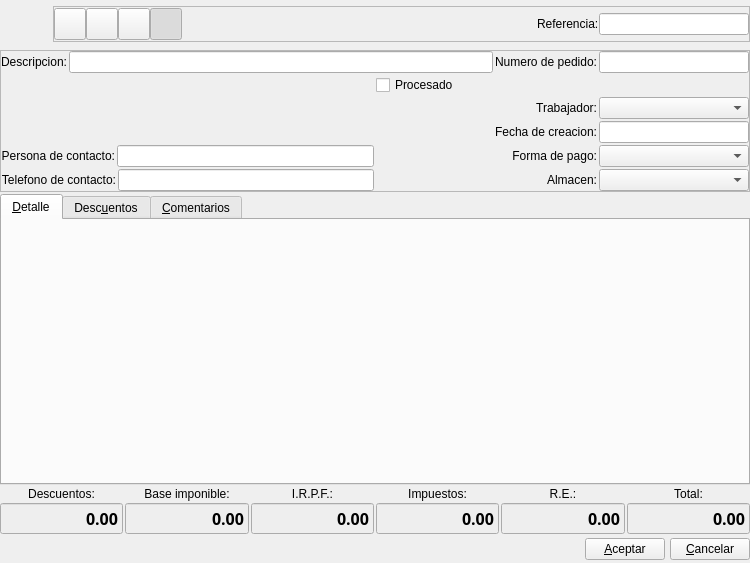
eboladev/Bulmages-1, file bulmages/bulmafact/plugins/pluginbf_clientepedido/pedidoclientebase.ui: the form before one commit.
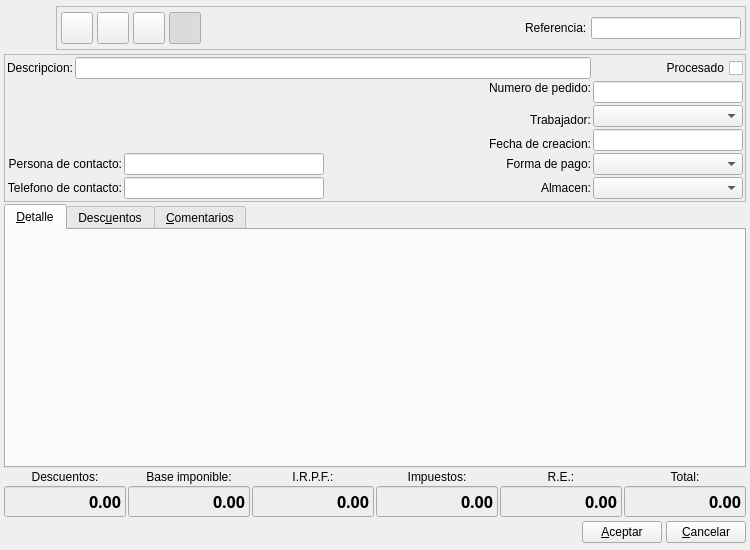
The form after the commit. Icons and pictures are not drawn. Custom widgets are drawn as their Qt base class.

What changed in the file:
```diff
--- a/bulmages/bulmafact/plugins/pluginbf_clientepedido/pedidoclientebase.ui
+++ b/bulmages/bulmafact/plugins/pluginbf_clientepedido/pedidoclientebase.ui
@@ -8,9 +8,15 @@
     <x>0</x>
     <y>0</y>
     <width>750</width>
-    <height>563</height>
+    <height>550</height>
    </rect>
   </property>
+  <property name="minimumSize">
+   <size>
+    <width>750</width>
+    <height>550</height>
+   </size>
+  </property>
   <property name="windowTitle">
    <string>Nuevo pedido de cliente</string>
   </property>
@@ -20,12 +26,12 @@
   </property>
   <layout class="QGridLayout" name="gridLayout_2">
    <property name="margin">
-    <number>0</number>
+    <number>4</number>
    </property>
    <item row="0" column="0" colspan="6">
     <layout class="QHBoxLayout" name="hboxLayout1">
      <property name="spacing">
-      <number>5</number>
+      <number>4</number>
      </property>
      <property name="margin">
       <number>0</number>
@@ -68,10 +74,10 @@
        </property>
        <layout class="QHBoxLayout">
         <property name="spacing">
-         <number>0</number>
+         <number>4</number>
         </property>
         <property name="margin">
-         <number>0</number>
+         <number>4</number>
         </property>
         <item>
          <widget class="QToolButton" name="mui_guardar">
@@ -102,8 +108,8 @@
           </property>
           <property name="iconSize">
            <size>
-            <width>32</width>
-            <height>32</height>
+            <width>22</width>
+            <height>22</height>
            </size>
           </property>
          </widget>
@@ -137,8 +143,8 @@
           </property>
           <property name="iconSize">
            <size>
-            <width>32</width>
-            <height>32</height>
+            <width>22</width>
+            <height>22</height>
            </size>
           </property>
          </widget>
@@ -172,8 +178,8 @@
           </property>
           <property name="iconSize">
            <size>
-            <width>32</width>
-            <height>32</height>
+            <width>22</width>
+            <height>22</height>
            </size>
           </property>
          </widget>
@@ -207,8 +213,8 @@
           </property>
           <property name="iconSize">
            <size>
-            <width>32</width>
-            <height>32</height>
+            <width>22</width>
+            <height>22</height>
            </size>
           </property>
           <property name="checkable">
@@ -315,13 +321,101 @@
      <property name="frameShadow">
       <enum>QFrame::Raised</enum>
      </property>
-     <layout class="QGridLayout">
-      <property name="margin">
-       <number>0</number>
-      </property>
-      <item row="2" column="1">
-       <layout class="QHBoxLayout" name="horizontalLayout_3">
-        <item>
+     <layout class="QGridLayout" name="gridLayout">
+      <item row="0" column="0">
+       <widget class="QLabel" name="label6">
+        <property name="sizePolicy">
+         <sizepolicy hsizetype="Preferred" vsizetype="Fixed">
+          <horstretch>0</horstretch>
+          <verstretch>0</verstretch>
+         </sizepolicy>
+        </property>
+        <property name="text">
+         <string>Descripcion:</string>
+        </property>
+        <property name="alignment">
+         <set>Qt::AlignRight|Qt::AlignTrailing|Qt::AlignVCenter</set>
+        </property>
+        <property name="buddy">
+         <cstring>mui_descpedidocliente</cstring>
+        </property>
+       </widget>
+      </item>
+      <item row="0" column="1" colspan="5">
+       <widget class="QLineEdit" name="mui_descpedidocliente">
+        <property name="maxLength">
+         <number>500</number>
+        </property>
+       </widget>
+      </item>
+      <item row="0" column="6">
+       <widget class="QCheckBox" name="mui_procesadopedidocliente">
+        <property name="sizePolicy">
+         <sizepolicy hsizetype="Preferred" vsizetype="Fixed">
+          <horstretch>0</horstretch>
+          <verstretch>0</verstretch>
+         </sizepolicy>
+        </property>
+        <property name="layoutDirection">
+         <enum>Qt::RightToLeft</enum>
+        </property>
+        <property name="text">
+         <string>Procesado</string>
+        </property>
+       </widget>
+      </item>
+      <item row="1" column="5">
+       <widget class="QLabel" name="label7">
+        <property name="sizePolicy">
+         <sizepolicy hsizetype="Preferred" vsizetype="Fixed">
+          <horstretch>0</horstretch>
+          <verstretch>0</verstretch>
+         </sizepolicy>
+        </property>
+        <property name="text">
+         <string>Numero de pedido:</string>
+        </property>
+        <property name="alignment">
+         <set>Qt::AlignRight|Qt::AlignTrailing|Qt::AlignVCenter</set>
+        </property>
+        <property name="buddy">
+         <cstring>mui_numpedidocliente</cstring>
+        </property>
+       </widget>
+      </item>
+      <item row="1" column="6" rowspan="2">
+       <widget class="QLineEdit" name="mui_numpedidocliente">
+        <property name="minimumSize">
+         <size>
+          <width>150</width>
+          <height>0</height>
+         </size>
+        </property>
+        <property name="maximumSize">
+         <size>
+          <width>150</width>
+          <height>16777215</height>
+         </size>
+        </property>
+       </widget>
+      </item>
+      <item row="1" column="0" rowspan="6" colspan="4">
+       <widget class="BlSearchWidget" name="mui_idcliente" native="true">
+        <property name="sizePolicy">
+         <sizepolicy hsizetype="Expanding" vsizetype="Ignored">
+          <horstretch>0</horstretch>
+          <verstretch>0</verstretch>
+         </sizepolicy>
+        </property>
+        <property name="minimumSize">
+         <size>
+          <width>150</width>
+          <height>0</height>
+         </size>
+        </property>
+       </widget>
+      </item>
+      <item row="4" column="5">
          <widget class="QLabel" name="label_4">
           <property name="sizePolicy">
            <sizepolicy hsizetype="Preferred" vsizetype="Fixed">
@@ -340,7 +434,7 @@
           </property>
          </widget>
         </item>
-        <item>
+      <item row="3" column="6" rowspan="2">
          <widget class="BfBuscarTrabajador" name="mui_idtrabajador">
           <property name="minimumSize">
            <size>
@@ -356,11 +450,7 @@
           </property>
          </widget>
         </item>
-       </layout>
-      </item>
-      <item row="3" column="1">
-       <layout class="QHBoxLayout" name="horizontalLayout_4">
-        <item>
+      <item row="6" column="5">
          <widget class="QLabel" name="label">
           <property name="sizePolicy">
            <sizepolicy hsizetype="Expanding" vsizetype="Fixed">
@@ -379,7 +469,7 @@
           </property>
          </widget>
         </item>
-        <item>
+      <item row="5" column="6" rowspan="2">
          <widget class="BlDateSearch" name="mui_fechapedidocliente">
           <property name="minimumSize">
            <size>
@@ -395,11 +485,7 @@
           </property>
          </widget>
         </item>
-       </layout>
-      </item>
-      <item row="4" column="0">
-       <layout class="QHBoxLayout" name="horizontalLayout">
-        <item>
+      <item row="7" column="0" colspan="2">
          <widget class="QLabel" name="label10">
           <property name="sizePolicy">
            <sizepolicy hsizetype="Preferred" vsizetype="Fixed">
@@ -418,14 +504,30 @@
           </property>
          </widget>
         </item>
-        <item>
-         <widget class="QLineEdit" name="mui_contactpedidocliente"/>
-        </item>
-       </layout>
+      <item row="7" column="2">
+       <widget class="QLineEdit" name="mui_contactpedidocliente">
+        <property name="minimumSize">
+         <size>
+          <width>200</width>
+          <height>0</height>
+         </size>
+        </property>
+       </widget>
+      </item>
+      <item row="7" column="3">
+       <spacer name="horizontalSpacer">
+        <property name="orientation">
+         <enum>Qt::Horizontal</enum>
+        </property>
+        <property name="sizeHint" stdset="0">
+         <size>
+          <width>117</width>
+          <height>20</height>
+         </size>
+        </property>
+       </spacer>
       </item>
-      <item row="4" column="1">
-       <layout class="QHBoxLayout" name="horizontalLayout_5">
-        <item>
+      <item row="7" column="5">
          <widget class="QLabel" name="label_2">
           <property name="sizePolicy">
            <sizepolicy hsizetype="Preferred" vsizetype="Fixed">
@@ -444,7 +546,7 @@
           </property>
          </widget>
         </item>
-        <item>
+      <item row="7" column="6">
          <widget class="BfBuscarFormaPago" name="mui_idforma_pago">
           <property name="minimumSize">
            <size>
@@ -460,37 +562,7 @@
           </property>
          </widget>
         </item>
-       </layout>
-      </item>
-      <item row="5" column="0">
-       <layout class="QHBoxLayout" name="horizontalLayout_2">
-        <item>
-         <widget class="QLabel" name="label8">
-          <property name="sizePolicy">
-           <sizepolicy hsizetype="Preferred" vsizetype="Fixed">
-            <horstretch>0</horstretch>
-            <verstretch>0</verstretch>
-           </sizepolicy>
-          </property>
-          <property name="text">
-           <string>Telefono de contacto:</string>
-          </property>
-          <property name="alignment">
-           <set>Qt::AlignRight|Qt::AlignTrailing|Qt::AlignVCenter</set>
-          </property>
-          <property name="buddy">
-           <cstring>mui_telpedidocliente</cstring>
-          </property>
-         </widget>
-        </item>
-        <item>
-         <widget class="QLineEdit" name="mui_telpedidocliente"/>
-        </item>
-       </layout>
-      </item>
-      <item row="5" column="1">
-       <layout class="QHBoxLayout" name="horizontalLayout_6">
-        <item>
+      <item row="8" column="5">
          <widget class="QLabel" name="label_3">
           <property name="sizePolicy">
            <sizepolicy hsizetype="Preferred" vsizetype="Fixed">
@@ -509,7 +581,7 @@
           </property>
          </widget>
         </item>
-        <item>
+      <item row="8" column="6">
          <widget class="BfBuscarAlmacen" name="mui_idalmacen">
           <property name="minimumSize">
            <size>
@@ -525,49 +597,16 @@
           </property>
          </widget>
         </item>
-       </layout>
-      </item>
-      <item row="1" column="1">
-       <widget class="QCheckBox" name="mui_procesadopedidocliente">
+      <item row="8" column="0" colspan="2">
+       <widget class="QLabel" name="label8">
         <property name="sizePolicy">
-         <sizepolicy hsizetype="Expanding" vsizetype="Fixed">
-          <horstretch>0</horstretch>
-          <verstretch>0</verstretch>
-         </sizepolicy>
-        </property>
-        <property name="text">
-         <string>Procesado</string>
-        </property>
-       </widget>
-      </item>
-      <item row="1" column="0" rowspan="3">
-       <widget class="BlSearchWidget" name="mui_idcliente" native="true">
-        <property name="sizePolicy">
-         <sizepolicy hsizetype="Ignored" vsizetype="Ignored">
-          <horstretch>0</horstretch>
-          <verstretch>0</verstretch>
-         </sizepolicy>
-        </property>
-        <property name="minimumSize">
-         <size>
-          <width>150</width>
-          <height>0</height>
-         </size>
-        </property>
-       </widget>
-      </item>
-      <item row="0" column="0" colspan="2">
-       <layout class="QHBoxLayout" name="_3">
-        <item>
-         <widget class="QLabel" name="label6">
-          <property name="sizePolicy">
            <sizepolicy hsizetype="Preferred" vsizetype="Fixed">
             <horstretch>0</horstretch>
             <verstretch>0</verstretch>
            </sizepolicy>
           </property>
           <property name="text">
-           <string>Descripcion:</string>
+         <string>Telefono de contacto:</string>
           </property>
           <property name="alignment">
            <set>Qt::AlignRight|Qt::AlignTrailing|Qt::AlignVCenter</set>
@@ -577,53 +616,30 @@
           </property>
          </widget>
         </item>
-        <item>
-         <widget class="QLineEdit" name="mui_descpedidocliente">
-          <property name="maxLength">
-           <number>500</number>
-          </property>
-         </widget>
-        </item>
-        <item>
-         <widget class="QLabel" name="label7">
-          <property name="sizePolicy">
-           <sizepolicy hsizetype="Preferred" vsizetype="Fixed">
-            <horstretch>0</horstretch>
-            <verstretch>0</verstretch>
-           </sizepolicy>
-          </property>
-          <property name="text">
-           <string>Numero de pedido:</string>
-          </property>
-          <property name="alignment">
-           <set>Qt::AlignRight|Qt::AlignTrailing|Qt::AlignVCenter</set>
-          </property>
-          <property name="buddy">
-           <cstring>mui_numpedidocliente</cstring>
-          </property>
-         </widget>
-        </item>
-        <item>
-         <widget class="QLineEdit" name="mui_numpedidocliente">
+      <item row="8" column="2">
+       <widget class="QLineEdit" name="mui_telpedidocliente">
           <property name="minimumSize">
            <size>
-            <width>150</width>
+          <width>200</width>
             <height>0</height>
            </size>
           </property>
-          <property name="maximumSize">
+       </widget>
+      </item>
+      <item row="8" column="3">
+       <spacer name="horizontalSpacer_2">
+        <property name="orientation">
+         <enum>Qt::Horizontal</enum>
+        </property>
+        <property name="sizeHint" stdset="0">
            <size>
-            <width>150</width>
-            <height>16777215</height>
-           </size>
-          </property>
-         </widget>
-        </item>
-       </layout>
-      </item>
-     </layout>
-     <zorder>mui_procesadopedidocliente</zorder>
-     <zorder>mui_idcliente</zorder>
+          <width>117</width>
+          <height>20</height>
+         </size>
+        </property>
+       </spacer>
+      </item>
+     </layout>
     </widget>
    </item>
    <item row="2" column="0" colspan="6">
@@ -640,10 +656,10 @@
       </attribute>
       <layout class="QVBoxLayout">
        <property name="spacing">
-        <number>5</number>
+        <number>4</number>
        </property>
        <property name="margin">
-        <number>5</number>
+        <number>4</number>
        </property>
        <item>
         <widget class="ListLinPedidoClienteView" name="subform3" native="true"/>
@@ -1237,7 +1253,7 @@
    <item row="5" column="0" colspan="6">
     <layout class="QHBoxLayout" name="_2">
      <property name="spacing">
-      <number>5</number>
+      <number>4</number>
      </property>
      <property name="margin">
       <number>0</number>
```
Left out of the diff: 10 changed lines with no effect on the pictures. Lines whose indentation alone changed are shown as unchanged.
